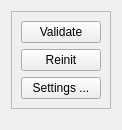
Qt form Code/GUI/lib/Resources/ContourManualSegmentationWidget.ui (gofigure2/GoFigure2) before a commit.
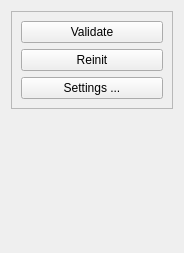
The same form after that commit.

Commit message: add the timepoints for the manual mode for contours using the QGoAlgosmanagerwidget

Diff of the .ui file:
```diff
--- a/Code/GUI/lib/Resources/ContourManualSegmentationWidget.ui
+++ b/Code/GUI/lib/Resources/ContourManualSegmentationWidget.ui
@@ -6,8 +6,8 @@
    <rect>
     <x>0</x>
     <y>0</y>
-    <width>120</width>
-    <height>130</height>
+    <width>184</width>
+    <height>253</height>
    </rect>
   </property>
   <property name="windowTitle">
@@ -23,7 +23,7 @@
       <enum>QFrame::Raised</enum>
      </property>
      <layout class="QGridLayout" name="gridLayout">
-      <item row="0" column="0">
+      <item row="3" column="0">
        <widget class="QPushButton" name="ValidateBtn">
         <property name="enabled">
          <bool>true</bool>
@@ -42,7 +42,7 @@
         </property>
        </widget>
       </item>
-      <item row="1" column="0">
+      <item row="4" column="0">
        <widget class="QPushButton" name="ReinitializeBtn">
         <property name="enabled">
          <bool>true</bool>
@@ -61,7 +61,7 @@
         </property>
        </widget>
       </item>
-      <item row="2" column="0">
+      <item row="5" column="0">
        <widget class="QPushButton" name="SettingsBtn">
         <property name="enabled">
          <bool>true</bool>
```
The commit also changes 9 other files.
